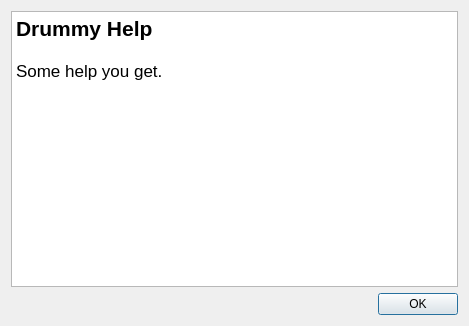
The window that helpdialog.ui (domoritz/drummy) describes before a commit, drawn with Qt 5.
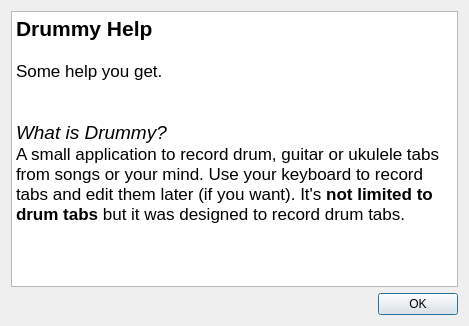
The same window after the commit.

Diff of the .ui file:
```diff
--- a/helpdialog.ui
+++ b/helpdialog.ui
@@ -23,7 +23,11 @@
 &lt;/style&gt;&lt;/head&gt;&lt;body style=&quot; font-family:'Lucida Grande'; font-size:13pt; font-weight:400; font-style:normal;&quot;&gt;
 &lt;p style=&quot; margin-top:0px; margin-bottom:0px; margin-left:0px; margin-right:0px; -qt-block-indent:0; text-indent:0px;&quot;&gt;&lt;span style=&quot; font-size:16pt; font-weight:600;&quot;&gt;Drummy Help&lt;/span&gt;&lt;/p&gt;
 &lt;p style=&quot;-qt-paragraph-type:empty; margin-top:0px; margin-bottom:0px; margin-left:0px; margin-right:0px; -qt-block-indent:0; text-indent:0px;&quot;&gt;&lt;/p&gt;
-&lt;p style=&quot; margin-top:0px; margin-bottom:0px; margin-left:0px; margin-right:0px; -qt-block-indent:0; text-indent:0px;&quot;&gt;Some help you get.&lt;/p&gt;&lt;/body&gt;&lt;/html&gt;</string>
+&lt;p style=&quot; margin-top:0px; margin-bottom:0px; margin-left:0px; margin-right:0px; -qt-block-indent:0; text-indent:0px;&quot;&gt;Some help you get.&lt;/p&gt;
+&lt;p style=&quot;-qt-paragraph-type:empty; margin-top:0px; margin-bottom:0px; margin-left:0px; margin-right:0px; -qt-block-indent:0; text-indent:0px;&quot;&gt;&lt;/p&gt;
+&lt;p style=&quot;-qt-paragraph-type:empty; margin-top:0px; margin-bottom:0px; margin-left:0px; margin-right:0px; -qt-block-indent:0; text-indent:0px;&quot;&gt;&lt;/p&gt;
+&lt;p style=&quot; margin-top:0px; margin-bottom:0px; margin-left:0px; margin-right:0px; -qt-block-indent:0; text-indent:0px;&quot;&gt;&lt;span style=&quot; font-size:14pt; font-style:italic;&quot;&gt;What is Drummy?&lt;/span&gt;&lt;/p&gt;
+&lt;p style=&quot; margin-top:0px; margin-bottom:0px; margin-left:0px; margin-right:0px; -qt-block-indent:0; text-indent:0px;&quot;&gt;A small application to record drum, guitar or ukulele tabs from songs or your mind. Use your keyboard to record tabs and edit them later (if you want). It's &lt;span style=&quot; font-weight:600;&quot;&gt;not limited to drum tabs&lt;/span&gt; but it was designed to record drum tabs.&lt;/p&gt;&lt;/body&gt;&lt;/html&gt;</string>
      </property>
     </widget>
    </item>
```
